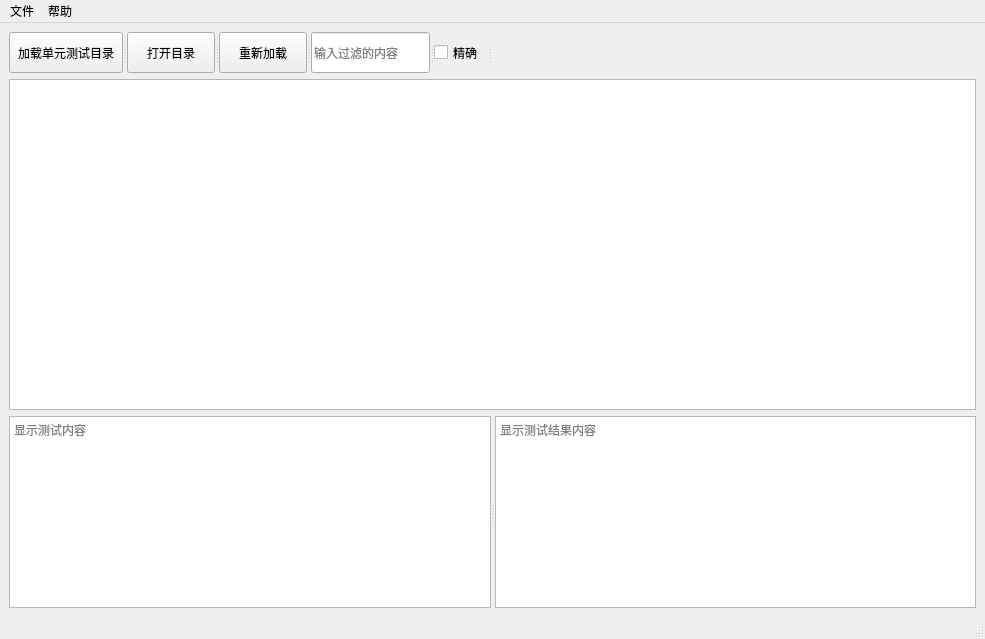
Old version of the form codesets/supertest.ui in the repository weilaidb/codetools.
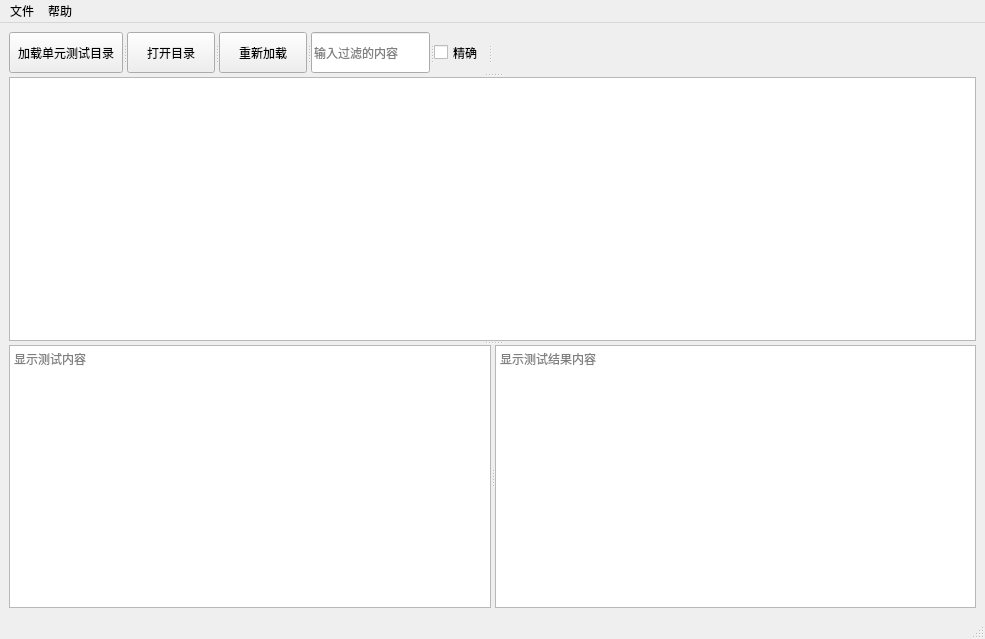
New version of the form.

Commit message: supertest 使用分裂器

Patch:
```diff
--- a/codesets/supertest.ui
+++ b/codesets/supertest.ui
@@ -14,10 +14,12 @@
    <string>MainWindow</string>
   </property>
   <widget class="QWidget" name="centralwidget">
-   <layout class="QGridLayout" name="gridLayout_2">
-    <item row="0" column="0">
      <layout class="QGridLayout" name="gridLayout">
       <item row="0" column="0">
+     <widget class="QSplitter" name="splitter_3">
+      <property name="orientation">
+       <enum>Qt::Vertical</enum>
+      </property>
        <widget class="QSplitter" name="splitter_2">
         <property name="orientation">
          <enum>Qt::Horizontal</enum>
@@ -119,8 +121,6 @@
          </property>
         </widget>
        </widget>
-      </item>
-      <item row="1" column="0">
        <widget class="QListWidget" name="listWidget_load_dir">
         <property name="maximumSize">
          <size>
@@ -129,8 +129,6 @@
          </size>
         </property>
        </widget>
-      </item>
-      <item row="2" column="0">
        <widget class="QSplitter" name="splitter">
         <property name="orientation">
          <enum>Qt::Horizontal</enum>
@@ -158,8 +156,7 @@
          </property>
         </widget>
        </widget>
-      </item>
-     </layout>
+     </widget>
     </item>
    </layout>
   </widget>
```
Lines whose indentation alone changed are shown as unchanged.
